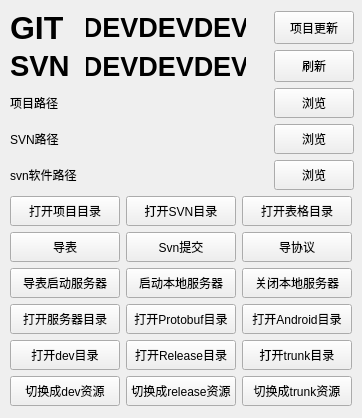
The window that TWTools/roommain.ui (LianBai/PyTools) describes before a commit, drawn with Qt 5.
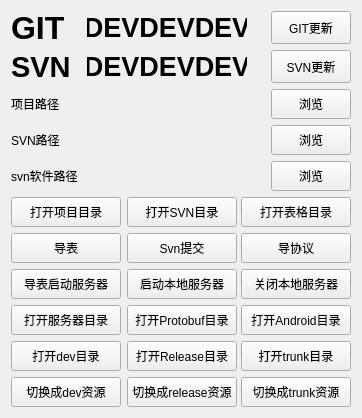
The same window after the commit.

Commit message: 更新TWTools

The edit to the form file:
```diff
--- a/TWTools/roommain.ui
+++ b/TWTools/roommain.ui
@@ -49,15 +49,6 @@
   <property name="windowTitle">
    <string>TW工具</string>
   </property>
-  <widget class="QWidget" name="layoutWidget">
-   <property name="geometry">
-    <rect>
-     <x>10</x>
-     <y>11</y>
-     <width>344</width>
-     <height>395</height>
-    </rect>
-   </property>
    <layout class="QGridLayout" name="gridLayout">
     <item row="0" column="0">
      <widget class="QLabel" name="label_4">
@@ -144,7 +135,7 @@
        </size>
       </property>
       <property name="text">
-       <string>项目更新</string>
+      <string>GIT更新</string>
       </property>
      </widget>
     </item>
@@ -233,7 +224,7 @@
        </size>
       </property>
       <property name="text">
-       <string>刷新</string>
+      <string>SVN更新</string>
       </property>
      </widget>
     </item>
@@ -1033,7 +1024,6 @@
      </widget>
     </item>
    </layout>
-  </widget>
  </widget>
  <resources/>
  <connections/>
```
Left out of the diff: 4 changed lines with no effect on the pictures. Lines whose indentation alone changed are shown as unchanged. The commit also changes 5 other files.
